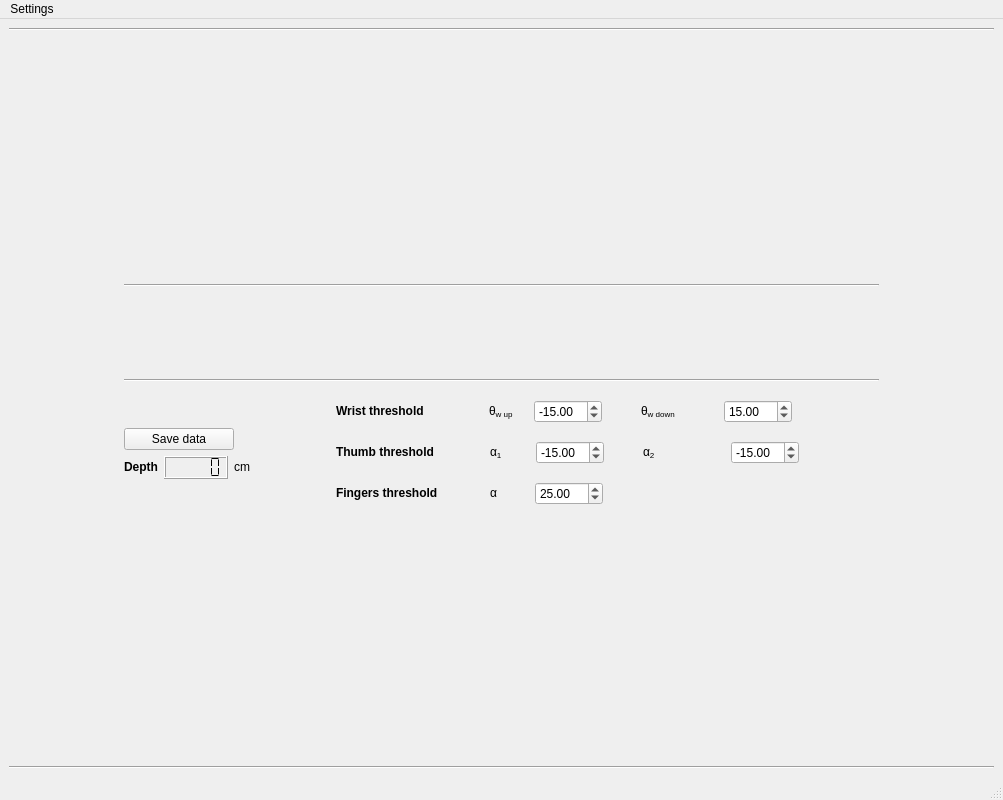
Qt form src/mimir/Tyr/Gui/Ui_MainWindow.ui (Nagelsaker/mimir) before a commit.
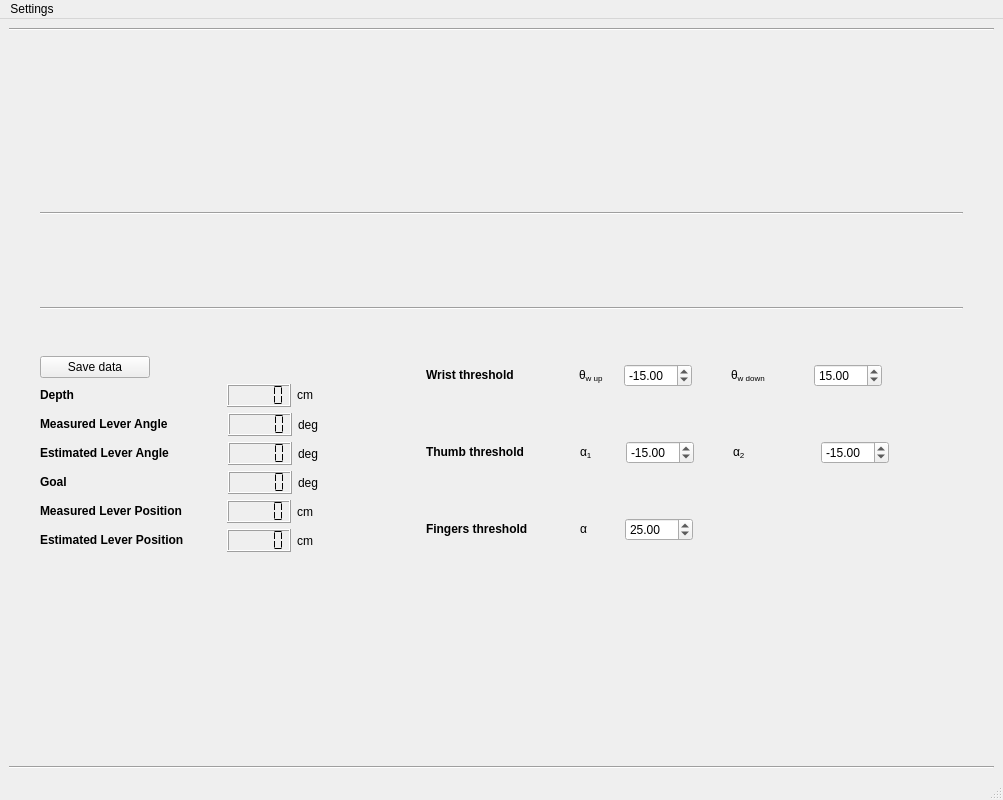
The same form after that commit. Custom widgets are drawn as their Qt base class.

```diff
--- a/src/mimir/Tyr/Gui/Ui_MainWindow.ui
+++ b/src/mimir/Tyr/Gui/Ui_MainWindow.ui
@@ -200,7 +200,7 @@
         <item>
          <layout class="QHBoxLayout" name="horizontalLayout_7">
           <item>
-           <layout class="QVBoxLayout" name="verticalLayout_4" stretch="0,0,0,0">
+           <layout class="QVBoxLayout" name="verticalLayout_4" stretch="0,0,0,0,0,0,0,0,0">
             <property name="sizeConstraint">
              <enum>QLayout::SetDefaultConstraint</enum>
             </property>
@@ -262,6 +262,19 @@
                 </property>
                </widget>
               </item>
+              <item>
+               <spacer name="horizontalSpacer_20">
+                <property name="orientation">
+                 <enum>Qt::Horizontal</enum>
+                </property>
+                <property name="sizeHint" stdset="0">
+                 <size>
+                  <width>40</width>
+                  <height>20</height>
+                 </size>
+                </property>
+               </spacer>
+              </item>
               <item>
                <widget class="QLCDNumber" name="depthDisplay">
                 <property name="frameShape">
@@ -286,13 +299,295 @@
                </widget>
               </item>
               <item>
-               <spacer name="horizontalSpacer_20">
+               <spacer name="horizontalSpacer_23">
                 <property name="orientation">
                  <enum>Qt::Horizontal</enum>
                 </property>
+                <property name="sizeType">
+                 <enum>QSizePolicy::Minimum</enum>
+                </property>
                 <property name="sizeHint" stdset="0">
                  <size>
+                  <width>7</width>
+                  <height>10</height>
+                 </size>
+                </property>
+               </spacer>
+              </item>
+             </layout>
+            </item>
+            <item>
+             <layout class="QHBoxLayout" name="horizontalLayout_9">
+              <item>
+               <widget class="QLabel" name="label_11">
+                <property name="text">
+                 <string>&lt;html&gt;&lt;head/&gt;&lt;body&gt;&lt;p&gt;&lt;span style=&quot; font-weight:600;&quot;&gt;Measured Lever Angle&lt;/span&gt;&lt;/p&gt;&lt;/body&gt;&lt;/html&gt;</string>
+                </property>
+               </widget>
+              </item>
+              <item>
+               <spacer name="horizontalSpacer_22">
+                <property name="orientation">
+                 <enum>Qt::Horizontal</enum>
+                </property>
+                <property name="sizeHint" stdset="0">
+                 <size>
                   <width>40</width>
+                  <height>20</height>
+                 </size>
+                </property>
+               </spacer>
+              </item>
+              <item>
+               <widget class="QLCDNumber" name="measuredLeverAngle">
+                <property name="frameShape">
+                 <enum>QFrame::Box</enum>
+                </property>
+                <property name="frameShadow">
+                 <enum>QFrame::Raised</enum>
+                </property>
+                <property name="segmentStyle">
+                 <enum>QLCDNumber::Flat</enum>
+                </property>
+                <property name="value" stdset="0">
+                 <double>0.000000000000000</double>
+                </property>
+               </widget>
+              </item>
+              <item>
+               <widget class="QLabel" name="label_12">
+                <property name="text">
+                 <string>deg</string>
+                </property>
+               </widget>
+              </item>
+              <item>
+               <spacer name="horizontalSpacer_28">
+                <property name="orientation">
+                 <enum>Qt::Horizontal</enum>
+                </property>
+                <property name="sizeType">
+                 <enum>QSizePolicy::Minimum</enum>
+                </property>
+                <property name="sizeHint" stdset="0">
+                 <size>
+                  <width>1</width>
+                  <height>20</height>
+                 </size>
+                </property>
+               </spacer>
+              </item>
+             </layout>
+            </item>
+            <item>
+             <layout class="QHBoxLayout" name="horizontalLayout_10">
+              <item>
+               <widget class="QLabel" name="label_13">
+                <property name="text">
+                 <string>&lt;html&gt;&lt;head/&gt;&lt;body&gt;&lt;p&gt;&lt;span style=&quot; font-weight:600;&quot;&gt;Estimated Lever Angle&lt;/span&gt;&lt;/p&gt;&lt;/body&gt;&lt;/html&gt;</string>
+                </property>
+               </widget>
+              </item>
+              <item>
+               <spacer name="horizontalSpacer_24">
+                <property name="orientation">
+                 <enum>Qt::Horizontal</enum>
+                </property>
+                <property name="sizeHint" stdset="0">
+                 <size>
+                  <width>40</width>
+                  <height>20</height>
+                 </size>
+                </property>
+               </spacer>
+              </item>
+              <item>
+               <widget class="QLCDNumber" name="estLeverAngle">
+                <property name="segmentStyle">
+                 <enum>QLCDNumber::Flat</enum>
+                </property>
+               </widget>
+              </item>
+              <item>
+               <widget class="QLabel" name="label_14">
+                <property name="text">
+                 <string>deg</string>
+                </property>
+               </widget>
+              </item>
+              <item>
+               <spacer name="horizontalSpacer_25">
+                <property name="orientation">
+                 <enum>Qt::Horizontal</enum>
+                </property>
+                <property name="sizeType">
+                 <enum>QSizePolicy::Minimum</enum>
+                </property>
+                <property name="sizeHint" stdset="0">
+                 <size>
+                  <width>1</width>
+                  <height>20</height>
+                 </size>
+                </property>
+               </spacer>
+              </item>
+             </layout>
+            </item>
+            <item>
+             <layout class="QHBoxLayout" name="horizontalLayout_12">
+              <item>
+               <widget class="QLabel" name="label_17">
+                <property name="text">
+                 <string>&lt;html&gt;&lt;head/&gt;&lt;body&gt;&lt;p&gt;&lt;span style=&quot; font-weight:600;&quot;&gt;Goal&lt;/span&gt;&lt;/p&gt;&lt;/body&gt;&lt;/html&gt;</string>
+                </property>
+               </widget>
+              </item>
+              <item>
+               <spacer name="horizontalSpacer_30">
+                <property name="orientation">
+                 <enum>Qt::Horizontal</enum>
+                </property>
+                <property name="sizeHint" stdset="0">
+                 <size>
+                  <width>40</width>
+                  <height>20</height>
+                 </size>
+                </property>
+               </spacer>
+              </item>
+              <item>
+               <widget class="QLCDNumber" name="goalDisplay">
+                <property name="segmentStyle">
+                 <enum>QLCDNumber::Flat</enum>
+                </property>
+               </widget>
+              </item>
+              <item>
+               <widget class="QLabel" name="label_18">
+                <property name="text">
+                 <string>deg</string>
+                </property>
+               </widget>
+              </item>
+              <item>
+               <spacer name="horizontalSpacer_31">
+                <property name="orientation">
+                 <enum>Qt::Horizontal</enum>
+                </property>
+                <property name="sizeType">
+                 <enum>QSizePolicy::Minimum</enum>
+                </property>
+                <property name="sizeHint" stdset="0">
+                 <size>
+                  <width>1</width>
+                  <height>20</height>
+                 </size>
+                </property>
+               </spacer>
+              </item>
+             </layout>
+            </item>
+            <item>
+             <layout class="QHBoxLayout" name="horizontalLayout_13">
+              <item>
+               <widget class="QLabel" name="label_19">
+                <property name="text">
+                 <string>&lt;html&gt;&lt;head/&gt;&lt;body&gt;&lt;p&gt;&lt;span style=&quot; font-weight:600;&quot;&gt;Measured Lever Position&lt;/span&gt;&lt;/p&gt;&lt;/body&gt;&lt;/html&gt;</string>
+                </property>
+               </widget>
+              </item>
+              <item>
+               <spacer name="horizontalSpacer_32">
+                <property name="orientation">
+                 <enum>Qt::Horizontal</enum>
+                </property>
+                <property name="sizeHint" stdset="0">
+                 <size>
+                  <width>40</width>
+                  <height>20</height>
+                 </size>
+                </property>
+               </spacer>
+              </item>
+              <item>
+               <widget class="QLCDNumber" name="measuredLeverPos">
+                <property name="segmentStyle">
+                 <enum>QLCDNumber::Flat</enum>
+                </property>
+               </widget>
+              </item>
+              <item>
+               <widget class="QLabel" name="label_20">
+                <property name="text">
+                 <string>cm</string>
+                </property>
+               </widget>
+              </item>
+              <item>
+               <spacer name="horizontalSpacer_33">
+                <property name="orientation">
+                 <enum>Qt::Horizontal</enum>
+                </property>
+                <property name="sizeType">
+                 <enum>QSizePolicy::Minimum</enum>
+                </property>
+                <property name="sizeHint" stdset="0">
+                 <size>
+                  <width>7</width>
+                  <height>20</height>
+                 </size>
+                </property>
+               </spacer>
+              </item>
+             </layout>
+            </item>
+            <item>
+             <layout class="QHBoxLayout" name="horizontalLayout_11">
+              <item>
+               <widget class="QLabel" name="label_15">
+                <property name="text">
+                 <string>&lt;html&gt;&lt;head/&gt;&lt;body&gt;&lt;p&gt;&lt;span style=&quot; font-weight:600;&quot;&gt;Estimated Lever Position&lt;/span&gt;&lt;/p&gt;&lt;/body&gt;&lt;/html&gt;</string>
+                </property>
+               </widget>
+              </item>
+              <item>
+               <spacer name="horizontalSpacer_26">
+                <property name="orientation">
+                 <enum>Qt::Horizontal</enum>
+                </property>
+                <property name="sizeHint" stdset="0">
+                 <size>
+                  <width>40</width>
+                  <height>20</height>
+                 </size>
+                </property>
+               </spacer>
+              </item>
+              <item>
+               <widget class="QLCDNumber" name="estLeverPos">
+                <property name="segmentStyle">
+                 <enum>QLCDNumber::Flat</enum>
+                </property>
+               </widget>
+              </item>
+              <item>
+               <widget class="QLabel" name="label_16">
+                <property name="text">
+                 <string>cm</string>
+                </property>
+               </widget>
+              </item>
+              <item>
+               <spacer name="horizontalSpacer_27">
+                <property name="orientation">
+                 <enum>Qt::Horizontal</enum>
+                </property>
+                <property name="sizeType">
+                 <enum>QSizePolicy::Minimum</enum>
+                </property>
+                <property name="sizeHint" stdset="0">
+                 <size>
+                  <width>7</width>
                   <height>20</height>
                  </size>
                 </property>
@@ -315,6 +610,52 @@
             </item>
            </layout>
           </item>
+          <item>
+           <spacer name="horizontalSpacer_29">
+            <property name="orientation">
+             <enum>Qt::Horizontal</enum>
+            </property>
+            <property name="sizeHint" stdset="0">
+             <size>
+              <width>40</width>
+              <height>20</height>
+             </size>
+            </property>
+           </spacer>
+          </item>
+          <item>
+           <layout class="QVBoxLayout" name="verticalLayout_5">
+            <item>
+             <spacer name="verticalSpacer_7">
+              <property name="orientation">
+               <enum>Qt::Vertical</enum>
+              </property>
+              <property name="sizeHint" stdset="0">
+               <size>
+                <width>20</width>
+                <height>40</height>
+               </size>
+              </property>
+             </spacer>
+            </item>
+            <item>
+             <widget class="GestureImage" name="leverStatusImg" native="true"/>
+            </item>
+            <item>
+             <spacer name="verticalSpacer_8">
+              <property name="orientation">
+               <enum>Qt::Vertical</enum>
+              </property>
+              <property name="sizeHint" stdset="0">
+               <size>
+                <width>20</width>
+                <height>40</height>
+               </size>
+              </property>
+             </spacer>
+            </item>
+           </layout>
+          </item>
           <item>
            <spacer name="horizontalSpacer_18">
             <property name="orientation">
```
Left out of the diff: 6 changed lines with no effect on the pictures.
